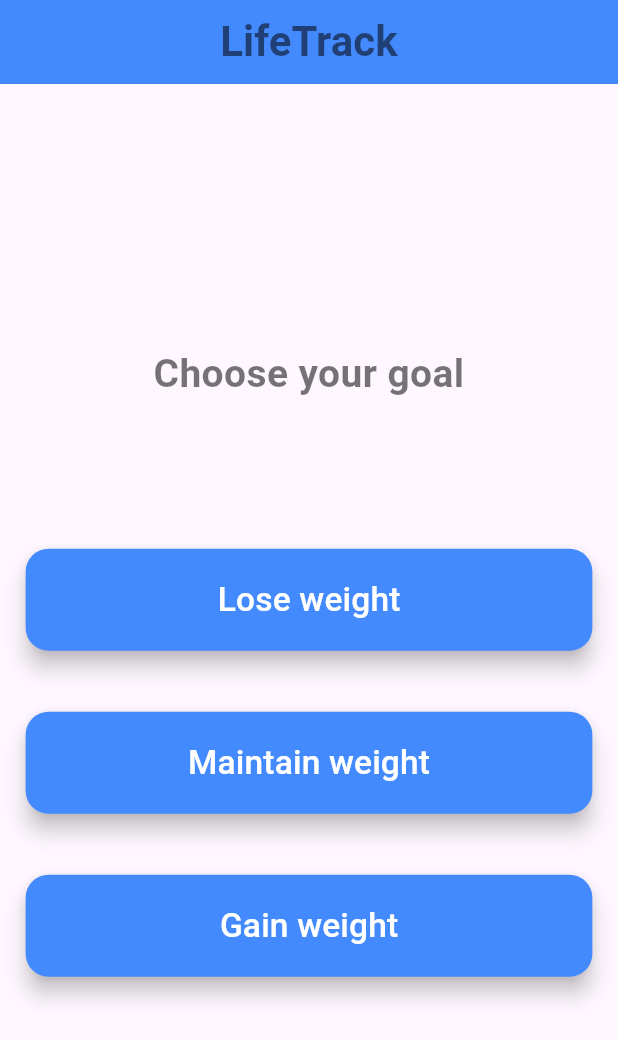
After one commit to marika456/lifetrack, a Flutter app: the screen it shows after launch, after a tap on "Let's Start!", on a phone screen of 412 x 824 dp. The commit adds this screen. Shown: the top 1040 px of the screen. Run offline on Flutter 3.47's test engine with Material 3 defaults, Android fonts, the light colour scheme and no system bars.

Commit message:
Aggiunta FitnessPlanPage per la scelta dell'obiettivo,implementata l'animazione ScaleTransition e aggiornata la navigazione

```diff
--- /dev/null
+++ b/lib/fitness_plan_page.dart
@@ -0,0 +1,129 @@
+import 'package:flutter/material.dart';
+import 'package:lifetrack/app_localizations.dart';
+import 'constants.dart';
+
+
+
+class FitnessPlanPage extends StatefulWidget {
+  const FitnessPlanPage({super.key});
+
+  @override
+  State<FitnessPlanPage> createState() => _FitnessPlanPageState();
+}
+
+class _FitnessPlanPageState extends State<FitnessPlanPage> with SingleTickerProviderStateMixin {
+  late AnimationController _controller;
+  late Animation<double> _animation;
+
+  @override
+  void initState(){
+    super.initState();
+
+    _controller=AnimationController(
+      vsync: this,
+      duration: const Duration(milliseconds: 2000),
+    );
+
+    _animation=CurvedAnimation(
+      parent: _controller,
+      curve: Curves.elasticOut,
+    );
+
+    _controller.forward();
+  }
+
+  @override
+  void dispose(){
+    _controller.dispose();
+    super.dispose();
+  }
+
+  @override
+  Widget build(BuildContext context) {
+    return Scaffold(
+      appBar: AppBar(
+        title: const Text(Constants.APP_NAME,
+          style: TextStyle(
+              color: Colors.black54,
+              fontSize: 28,
+              fontWeight: FontWeight.bold
+          ),
+        ),
+        centerTitle: true,
+        backgroundColor: Colors.blueAccent,
+      ),
+      body: Padding(
+        padding: EdgeInsets.all(20),
+        child:
+        Column(
+          crossAxisAlignment: CrossAxisAlignment.stretch,
+          mainAxisAlignment: MainAxisAlignment.center,
+          children: [
+             Text(
+              AppLocalizations.of(context)!.translate('fitness_goal_title'),
+              textAlign: TextAlign.center,
+              style: TextStyle(fontSize: 26, fontWeight: FontWeight.bold, color: Colors.black54),
+            ),
+            const SizedBox(height: 100),
+
+            ScaleTransition(
+              scale: _animation,
+              child: Column(
+                crossAxisAlignment: CrossAxisAlignment.stretch,
+                children: [
+                  //BOTTONE 1
+                  ElevatedButton(
+                    onPressed: (){},
+                    style: ElevatedButton.styleFrom(
+                      backgroundColor: Colors.blueAccent,
+                      elevation: 6, //intensità ombra
+                      padding: const EdgeInsets.symmetric(vertical: 18), // Altezza del bottone
+                      shape: RoundedRectangleBorder(
+                        borderRadius: BorderRadius.circular(15), // Bordi arrotondati
+                      ),
+                    ),
+                    child: Text(AppLocalizations.of(context)!.translate('lose_weight'),
+                        style: TextStyle(fontSize: 22, color: Colors.white)
+                    ),
+                  ),
+                  const SizedBox(height: 40),
+
+                  //BOTTONE 2
+                  ElevatedButton(
+                    onPressed: () {},
+                    style: ElevatedButton.styleFrom(
+                      backgroundColor: Colors.blueAccent,
+                      elevation: 6,
+                      padding: const EdgeInsets.symmetric(vertical: 18),
+                      shape: RoundedRectangleBorder(
+                        borderRadius: BorderRadius.circular(15),
+                      ),
+                    ),
+                    child: Text(AppLocalizations.of(context)!.translate('maintain_weight'),
+                        style: TextStyle(fontSize: 22, color: Colors.white)),
+                  ),
+                  const SizedBox(height: 40),
+
+                  // Bottone 3
+                  ElevatedButton(
+                    onPressed: () {},
+                    style: ElevatedButton.styleFrom(
+                      backgroundColor: Colors.blueAccent,
+                      elevation: 6,
+                      padding: const EdgeInsets.symmetric(vertical: 18),
+                      shape: RoundedRectangleBorder(
+                        borderRadius: BorderRadius.circular(15),
+                      ),
+                    ),
+                    child: Text(AppLocalizations.of(context)!.translate('gain_weight'),
+                        style: TextStyle(fontSize: 22, color: Colors.white)),
+                  ),
+                ],
+              ),
+            ),
+          ],
+        ),
+      ),
+    );
+  }
+}
--- a/lib/landing_page.dart
+++ b/lib/landing_page.dart
@@ -2,6 +2,7 @@ import 'package:flutter/material.dart';
 import 'app_localizations.dart';
 import 'constants.dart';
 import 'main.dart';
+import 'fitness_plan_page.dart';
 
 class LandingPage extends StatefulWidget {
   const LandingPage({super.key});
@@ -57,7 +58,7 @@ class _LandingPageState extends State<LandingPage> with TickerProviderStateMixin
               child: Row(
                 mainAxisAlignment: MainAxisAlignment.spaceEvenly,
                 children: [
-                  Icon(Icons.water_drop, color: Colors.white, size: 30),
+                  Icon(Icons.coffee, color: Colors.white, size: 30),
                   Icon(Icons.restaurant, color: Colors.white, size: 30),
                   Icon(Icons.directions_run, color: Colors.white, size: 30),
                   Icon(Icons.fitness_center, color: Colors.white, size: 30),
@@ -128,7 +129,7 @@ class _LandingPageState extends State<LandingPage> with TickerProviderStateMixin
               onPressed: () {
                 // Passaggio alla MainScreen con Modalità Replace
                 Navigator.of(context).pushAndRemoveUntil(
-                  MaterialPageRoute(builder: (context) => const MainScreen()),
+                  MaterialPageRoute(builder: (context) => const FitnessPlanPage()),
                       (route) => false,
                 );
               },
--- a/localizable/en.json
+++ b/localizable/en.json
@@ -7,5 +7,9 @@
   "welcome_afternoon": "Good Afternoon!",
   "welcome_evening": "Good Evening!",
   "welcome_to": "Welcome to\n",
-  "start_button": "Let's go!"
+  "start_button": "Let's Start!",
+  "fitness_goal_title": "Choose your goal",
+  "lose_weight": "Lose weight",
+  "maintain_weight": "Maintain weight",
+  "gain_weight": "Gain weight"
 }
--- a/localizable/it.json
+++ b/localizable/it.json
@@ -7,5 +7,9 @@
   "welcome_afternoon": "Buon pomeriggio!",
   "welcome_evening": "Buonasera!",
   "welcome_to": "Benvenuto in\n",
-  "start_button": "Iniziamo!"
+  "start_button": "Iniziamo!",
+  "fitness_goal_title": "Scegli il tuo obiettivo",
+  "lose_weight": "Perdi peso",
+  "maintain_weight": "Mantieni peso",
+  "gain_weight": "Prendi peso"
 }
```
